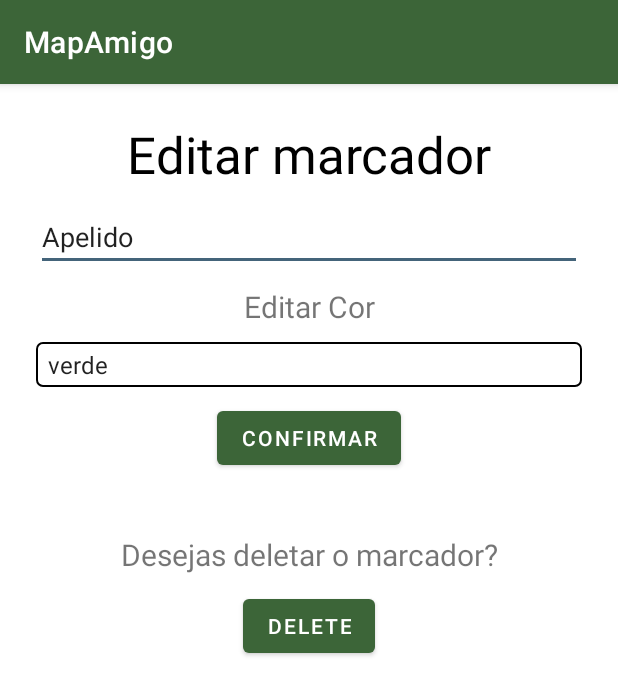
After one commit to lucavillela/MapAmigoAndroid, an Android app: the Editar screen opened directly, with no data from a screen before it, on a phone screen of 412 x 824 dp. The commit adds this screen. Shown: the top 695 px of the screen. Run offline under Robolectric (Android 15) with nearby library versions, the phone set to English and light mode, and no system bars; 3 statements that could not run were skipped.

Commit message:
mapamigo

```diff
--- /dev/null
+++ b/app/src/main/java/com/example/mapamigo/Editar.java
@@ -0,0 +1,97 @@
+package com.example.mapamigo;
+
+import androidx.appcompat.app.AppCompatActivity;
+
+import android.content.ContentValues;
+import android.content.Intent;
+import android.database.Cursor;
+import android.database.sqlite.SQLiteDatabase;
+import android.os.Bundle;
+import android.view.View;
+import android.widget.ArrayAdapter;
+import android.widget.Button;
+import android.widget.EditText;
+import android.widget.Spinner;
+import android.widget.TextView;
+
+public class Editar extends AppCompatActivity {
+
+    SQLiteDatabase bancoDados;
+    Spinner spinnerCor;
+    EditText EditarApelido;
+    Button BtnEditar, BtnDeletar;
+    int id;
+
+    @Override
+    protected void onCreate(Bundle savedInstanceState) {
+        super.onCreate(savedInstanceState);
+        setContentView(R.layout.activity_editar);
+
+        Bundle extras = getIntent().getExtras();
+        if (extras != null) {
+            id = extras.getInt("id");
+        }
+        EditarApelido = (EditText) findViewById(R.id.EditarApelido);
+        bancoDados = openOrCreateDatabase("mapamigo", MODE_PRIVATE, null);
+        Cursor cursor = bancoDados.rawQuery("SELECT apelido, endereco FROM MARCADOR WHERE id = ?", new String[]{String.valueOf(id)});
+        if (cursor.moveToFirst()) {
+            int apelidoColumnIndex = cursor.getColumnIndexOrThrow("apelido");
+            String apelido = cursor.getString(apelidoColumnIndex);
+            EditarApelido.setText(apelido);
+        }
+        cursor.close();
+        bancoDados.close();
+
+        BtnEditar = (Button) findViewById(R.id.BtnEditar);
+        BtnDeletar = (Button) findViewById(R.id.BtnDeletar);
+        spinnerCor = (Spinner) findViewById(R.id.spinnerCor);
+
+        String[] cores = {"verde", "azul", "rosa"};
+
+        BtnEditar.setOnClickListener(new View.OnClickListener() {
+            @Override
+            public void onClick(View view) {
+                Intent intent = new Intent(Editar.this, MainActivity.class);
+                atualizaDados(id, EditarApelido.getText().toString(), spinnerCor.getSelectedItem().toString());
+                startActivity(intent);
+            }
+        });
+
+        BtnDeletar.setOnClickListener(new View.OnClickListener() {
+            @Override
+            public void onClick(View view) {
+                Intent intent = new Intent(Editar.this, MainActivity.class);
+                deletarMarcador(id);
+                startActivity(intent);
+            }
+        });
+
+        ArrayAdapter<String> adapter = new ArrayAdapter<>(this, android.R.layout.simple_spinner_item, cores);
+        adapter.setDropDownViewResource(android.R.layout.simple_spinner_dropdown_item);
+        spinnerCor.setAdapter(adapter);
+    }
+
+    private void atualizaDados(int id, String apelidof, String corf) {
+        try {
+            bancoDados = openOrCreateDatabase("mapamigo", MODE_PRIVATE, null);
+            ContentValues valores = new ContentValues();
+            valores.put("apelido", apelidof);
+            valores.put("cor", corf);
+            String[] whereArgs = {String.valueOf(id)};
+            bancoDados.update("MARCADOR", valores, "id=?", whereArgs);
+            bancoDados.close();
+        } catch (Exception e) {
+            e.printStackTrace();
+        }
+    }
+    public void deletarMarcador(int id) {
+        try {
+            bancoDados = openOrCreateDatabase("mapamigo", MODE_PRIVATE, null);
+            String[] whereArgs = {String.valueOf(id)};
+            bancoDados.delete("MARCADOR", "id=?", whereArgs);
+            bancoDados.close();
+        } catch (Exception e) {
+            e.printStackTrace();
+        }
+    }
+}
--- /dev/null
+++ b/app/src/main/res/drawable/spinner_border.xml
@@ -0,0 +1,6 @@
+<?xml version="1.0" encoding="utf-8"?>
+<shape xmlns:android="http://schemas.android.com/apk/res/android">
+    <solid android:color="#FFFFFF" /> <!-- Cor de fundo do Spinner -->
+    <stroke android:width="1dp" android:color="#000000" /> <!-- Espessura e cor da borda -->
+    <corners android:radius="4dp" /> <!-- Raio dos cantos da borda -->
+</shape>
--- /dev/null
+++ b/app/src/main/res/layout/activity_editar.xml
@@ -0,0 +1,84 @@
+<?xml version="1.0" encoding="utf-8"?>
+<androidx.constraintlayout.widget.ConstraintLayout xmlns:android="http://schemas.android.com/apk/res/android"
+    xmlns:app="http://schemas.android.com/apk/res-auto"
+    xmlns:tools="http://schemas.android.com/tools"
+    android:layout_width="match_parent"
+    android:layout_height="match_parent"
+    tools:context=".Editar">
+
+    <LinearLayout
+        android:layout_width="0dp"
+        android:layout_height="0dp"
+        android:layout_marginStart="24dp"
+        android:layout_marginTop="24dp"
+        android:layout_marginEnd="24dp"
+        android:layout_marginBottom="24dp"
+        android:orientation="vertical"
+        app:layout_constraintBottom_toBottomOf="parent"
+        app:layout_constraintEnd_toEndOf="parent"
+        app:layout_constraintStart_toStartOf="parent"
+        app:layout_constraintTop_toTopOf="parent">
+
+        <TextView
+            android:id="@+id/titulo"
+            android:layout_width="match_parent"
+            android:layout_height="wrap_content"
+            android:gravity="center"
+            android:text="Editar marcador"
+            android:textColor="#000000"
+            android:textSize="34sp" />
+
+        <EditText
+            android:id="@+id/EditarApelido"
+            android:layout_width="match_parent"
+            android:layout_height="wrap_content"
+            android:layout_marginTop="10dp"
+            android:ems="10"
+            android:inputType="textPersonName"
+            android:text="Apelido" />
+
+        <TextView
+            android:id="@+id/textView3"
+            android:layout_width="match_parent"
+            android:layout_height="wrap_content"
+            android:layout_marginTop="10dp"
+            android:gravity="center"
+            android:text="Editar Cor"
+            android:textSize="20sp" />
+
+        <Spinner
+            android:id="@+id/spinnerCor"
+            android:layout_width="match_parent"
+            android:layout_height="30dp"
+            android:layout_marginTop="10dp"
+            android:layout_marginBottom="10dp"
+            android:background="@drawable/spinner_border"
+            android:gravity="center" />
+
+        <Button
+            android:id="@+id/BtnEditar"
+            android:layout_width="wrap_content"
+            android:layout_height="wrap_content"
+            android:layout_gravity="center"
+            android:layout_marginBottom="40dp"
+            android:text="Confirmar" />
+
+        <TextView
+            android:id="@+id/DeleteText"
+            android:layout_width="match_parent"
+            android:layout_height="wrap_content"
+            android:layout_marginBottom="10dp"
+            android:gravity="center"
+            android:text="Desejas deletar o marcador?"
+            android:textSize="20sp" />
+
+        <Button
+            android:id="@+id/BtnDeletar"
+            android:layout_width="wrap_content"
+            android:layout_height="wrap_content"
+            android:layout_gravity="center_horizontal"
+            android:gravity="center"
+            android:text="Delete" />
+
+    </LinearLayout>
+</androidx.constraintlayout.widget.ConstraintLayout>
--- a/app/src/main/res/layout/activity_search.xml
+++ b/app/src/main/res/layout/activity_search.xml
@@ -10,6 +10,7 @@
         android:id="@+id/InputEndereco"
         android:layout_width="match_parent"
         android:layout_height="wrap_content"
+        android:queryHint="Busque por um endereço..."
         app:layout_constraintEnd_toEndOf="parent"
         app:layout_constraintStart_toStartOf="parent"
         app:layout_constraintTop_toTopOf="parent">
```
Also changed, not shown: app/src/main/AndroidManifest.xml (+11 -4 lines), app/src/main/java/com/example/mapamigo/Cor.java (added, +22 -0 lines), app/src/main/java/com/example/mapamigo/ListaMarcadores.java (added, +79 -0 lines), app/src/main/java/com/example/mapamigo/MainActivity.java (+114 -5 lines), app/src/main/java/com/example/mapamigo/Marcador.java (added, +68 -0 lines), app/src/main/java/com/example/mapamigo/PerfilMarcador.java (added, +58 -0 lines), app/src/main/java/com/example/mapamigo/Search.java (+53 -19 lines), app/src/main/res/layout/activity_lista_marcadores.xml (added, +17 -0 lines), app/src/main/res/layout/activity_main.xml (+18 -1 lines), app/src/main/res/layout/activity_perfil_marcador.xml (added, +53 -0 lines).
